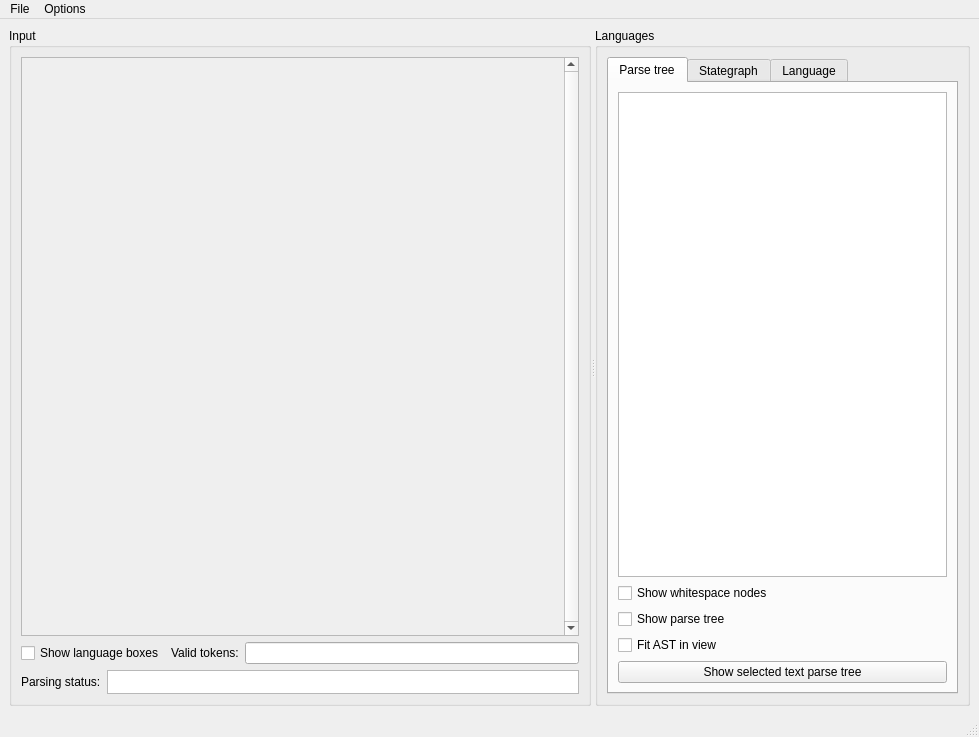
Above: node_editor/gui.ui from softdevteam/eco before the change. Below: the same form after it.
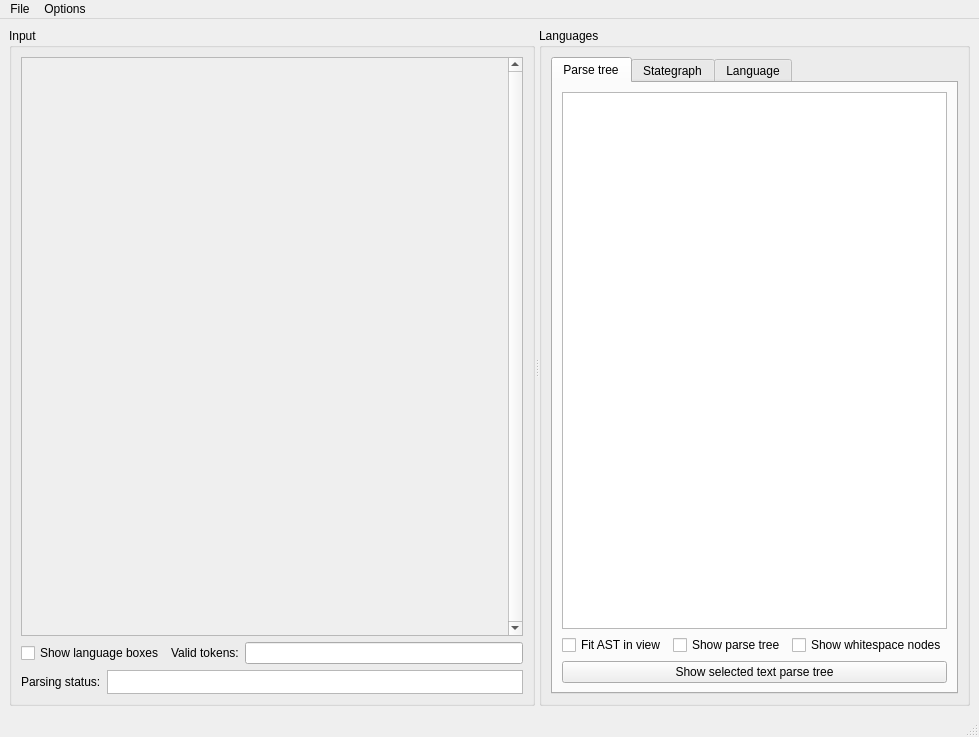
That is the form after the change. The open tabs and pages were chosen to show the change. Custom widgets are drawn as their Qt base class.

Commit message: Make the GUI a bit more efficient in terms of vertical space.

What changed in the file:
```diff
--- a/node_editor/gui.ui
+++ b/node_editor/gui.ui
@@ -59,7 +59,7 @@
             <rect>
              <x>0</x>
              <y>0</y>
-             <width>477</width>
+             <width>438</width>
              <height>576</height>
             </rect>
            </property>
@@ -273,6 +273,56 @@
             <string>Parse tree</string>
            </attribute>
            <layout class="QGridLayout" name="gridLayout_2">
+            <item row="4" column="0">
+             <layout class="QHBoxLayout" name="horizontalLayout_5">
+              <property name="leftMargin">
+               <number>0</number>
+              </property>
+              <property name="topMargin">
+               <number>0</number>
+              </property>
+              <item>
+               <widget class="QCheckBox" name="cb_fit_ast">
+                <property name="text">
+                 <string>Fit AST in view</string>
+                </property>
+               </widget>
+              </item>
+              <item>
+               <widget class="QCheckBox" name="cb_toggle_ast">
+                <property name="text">
+                 <string>Show parse tree</string>
+                </property>
+                <property name="checkable">
+                 <bool>true</bool>
+                </property>
+                <property name="checked">
+                 <bool>false</bool>
+                </property>
+               </widget>
+              </item>
+              <item>
+               <widget class="QCheckBox" name="cb_toggle_ws">
+                <property name="enabled">
+                 <bool>true</bool>
+                </property>
+                <property name="text">
+                 <string>Show whitespace nodes</string>
+                </property>
+                <property name="checked">
+                 <bool>false</bool>
+                </property>
+               </widget>
+              </item>
+             </layout>
+            </item>
+            <item row="7" column="0">
+             <widget class="QPushButton" name="bt_show_sel_ast">
+              <property name="text">
+               <string>Show selected text parse tree</string>
+              </property>
+             </widget>
+            </item>
             <item row="0" column="0">
              <widget class="QGraphicsView" name="graphicsView">
               <property name="sizePolicy">
@@ -323,46 +373,6 @@
               </property>
              </widget>
             </item>
-            <item row="1" column="0">
-             <widget class="QCheckBox" name="cb_toggle_ws">
-              <property name="enabled">
-               <bool>true</bool>
-              </property>
-              <property name="text">
-               <string>Show whitespace nodes</string>
-              </property>
-              <property name="checked">
-               <bool>false</bool>
-              </property>
-             </widget>
-            </item>
-            <item row="2" column="0">
-             <widget class="QCheckBox" name="cb_toggle_ast">
-              <property name="text">
-               <string>Show parse tree</string>
-              </property>
-              <property name="checkable">
-               <bool>true</bool>
-              </property>
-              <property name="checked">
-               <bool>false</bool>
-              </property>
-             </widget>
-            </item>
-            <item row="3" column="0">
-             <widget class="QCheckBox" name="cb_fit_ast">
-              <property name="text">
-               <string>Fit AST in view</string>
-              </property>
-             </widget>
-            </item>
-            <item row="4" column="0">
-             <widget class="QPushButton" name="bt_show_sel_ast">
-              <property name="text">
-               <string>Show selected text parse tree</string>
-              </property>
-             </widget>
-            </item>
            </layout>
           </widget>
           <widget class="QWidget" name="tab_2">
```
Left out of the diff: 2 changed lines with no effect on the pictures. The commit also changes 1 other file.
